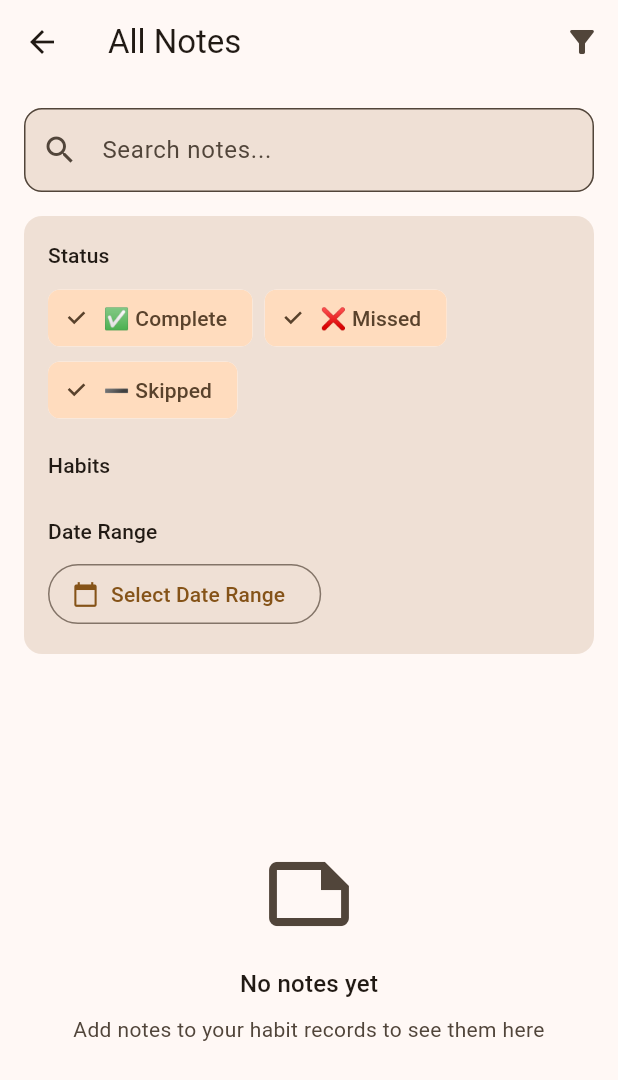
After one commit to PiyushPokharana/Health-Tracker, a Flutter app: the NotesListScreen screen opened directly, after a tap on the "filter alt" icon, on a phone screen of 412 x 824 dp. The commit adds this screen. Shown: the top 1080 px of the screen. Run offline on Flutter 3.47's test engine with Material 3 defaults, Android fonts, the phone set to English and light mode, and no system bars; our stand-ins replace sqflite, table_calendar; accounts and stored records are empty.

Commit message:
Phase 5 Completed

```diff
--- a/lib/screens/habit_detail_screen.dart
+++ b/lib/screens/habit_detail_screen.dart
@@ -6,6 +6,7 @@ import '../models/habit_manager.dart';
 import '../models/habit_record.dart';
 import '../widgets/day_detail_bottom_sheet.dart';
 import '../widgets/statistics_widget.dart';
+import 'notes_list_screen.dart';
 
 class HabitDetailScreen extends StatefulWidget {
   final Habit habit;
@@ -103,6 +104,22 @@ class _HabitDetailScreenState extends State<HabitDetailScreen> {
       appBar: AppBar(
         title: Text(widget.habit.name),
         actions: [
+          IconButton(
+            icon: const Icon(Icons.notes),
+            onPressed: () async {
+              await Navigator.push(
+                context,
+                MaterialPageRoute(
+                  builder: (context) => NotesListScreen(
+                    habitId: widget.habit.id!,
+                  ),
+                ),
+              );
+              // Refresh after returning from notes screen
+              await _loadRecords();
+            },
+            tooltip: 'View All Notes',
+          ),
           IconButton(
             icon: const Icon(Icons.show_chart),
             onPressed: () {
--- /dev/null
+++ b/lib/screens/notes_list_screen.dart
@@ -0,0 +1,541 @@
+import 'package:flutter/material.dart';
+import 'package:intl/intl.dart';
+import '../models/habit.dart';
+import '../models/habit_record.dart';
+import '../models/habit_manager.dart';
+import 'habit_detail_screen.dart';
+
+class NotesListScreen extends StatefulWidget {
+  final int? habitId; // Optional: if provided, show notes only for this habit
+
+  const NotesListScreen({
+    super.key,
+    this.habitId,
+  });
+
+  @override
+  State<NotesListScreen> createState() => _NotesListScreenState();
+}
+
+class _NotesListScreenState extends State<NotesListScreen> {
+  final HabitManager _habitManager = HabitManager();
+  final TextEditingController _searchController = TextEditingController();
+  String _searchQuery = '';
+  Set<HabitStatus> _selectedStatuses = {
+    HabitStatus.complete,
+    HabitStatus.missed,
+    HabitStatus.skipped,
+  };
+  Set<int> _selectedHabitIds = {};
+  DateTimeRange? _dateRange;
+  bool _showFilters = false;
+  bool _isLoading = true;
+
+  @override
+  void initState() {
+    super.initState();
+    _loadData();
+  }
+
+  Future<void> _loadData() async {
+    setState(() => _isLoading = true);
+    try {
+      final habits = await _habitManager.loadHabits();
+      setState(() {
+        // Initialize with all habits selected
+        if (widget.habitId != null) {
+          _selectedHabitIds.add(widget.habitId!);
+        } else {
+          _selectedHabitIds = habits.map((h) => h.id!).toSet();
+        }
+        _isLoading = false;
+      });
+    } catch (e) {
+      setState(() => _isLoading = false);
+    }
+  }
+
+  @override
+  void dispose() {
+    _searchController.dispose();
+    super.dispose();
+  }
+
+  Future<List<_NoteItem>> _getFilteredNotes() async {
+    List<_NoteItem> allNotes = [];
+
+    // Reload habits to ensure we have latest data
+    final habits = await _habitManager.loadHabits();
+
+    // Collect all notes from all habits
+    for (var habit in habits) {
+      if (!_selectedHabitIds.contains(habit.id)) continue;
+
+      final records = await _habitManager.getRecordsForHabit(habit.id!);
+      for (var record in records) {
+        if (record.note == null || record.note!.isEmpty) continue;
+        if (!_selectedStatuses.contains(record.status)) continue;
+
+        // Parse date string to DateTime for comparison
+        final recordDate = DateTime.parse(record.date);
+
+        // Date range filter
+        if (_dateRange != null) {
+          if (recordDate.isBefore(_dateRange!.start) ||
+              recordDate.isAfter(_dateRange!.end)) {
+            continue;
+          }
+        }
+
+        // Search filter
+        if (_searchQuery.isNotEmpty) {
+          final searchLower = _searchQuery.toLowerCase();
+          final noteContains = record.note!.toLowerCase().contains(searchLower);
+          final habitContains = habit.name.toLowerCase().contains(searchLower);
+          if (!noteContains && !habitContains) continue;
+        }
+
+        allNotes.add(_NoteItem(
+          habit: habit,
+          record: record,
+        ));
+      }
+    }
+
+    // Sort by date, most recent first
+    allNotes.sort((a, b) => b.record.date.compareTo(a.record.date));
+    return allNotes;
+  }
+
+  @override
+  Widget build(BuildContext context) {
+    final isFiltered = widget.habitId != null;
+
+    if (_isLoading) {
+      return Scaffold(
+        appBar: AppBar(
+          title: Text(isFiltered ? 'Habit Notes' : 'All Notes'),
+        ),
+        body: const Center(child: CircularProgressIndicator()),
+      );
+    }
+
+    return Scaffold(
+      appBar: AppBar(
+        title: Text(isFiltered ? 'Habit Notes' : 'All Notes'),
+        actions: [
+          IconButton(
+            icon: Icon(
+                _showFilters ? Icons.filter_alt : Icons.filter_alt_outlined),
+            onPressed: () {
+              setState(() {
+                _showFilters = !_showFilters;
+              });
+            },
+            tooltip: 'Filter',
+          ),
+        ],
+      ),
+      body: Column(
+        children: [
+          // Search Bar
+          Padding(
+            padding: const EdgeInsets.all(16.0),
+            child: TextField(
+              controller: _searchController,
+              decoration: InputDecoration(
+                hintText: 'Search notes...',
+                prefixIcon: const Icon(Icons.search),
+                suffixIcon: _searchQuery.isNotEmpty
+                    ? IconButton(
+                        icon: const Icon(Icons.clear),
+                        onPressed: () {
+                          setState(() {
+                            _searchController.clear();
+                            _searchQuery = '';
+                          });
+                        },
+                      )
+                    : null,
+                border: OutlineInputBorder(
+                  borderRadius: BorderRadius.circular(12),
+                ),
+                filled: true,
+              ),
+              onChanged: (value) {
+                setState(() {
+                  _searchQuery = value;
+                });
+              },
+            ),
+          ),
+
+          // Filter Panel
+          if (_showFilters) _buildFilterPanel(),
+
+          // Notes List
+          Expanded(
+            child: FutureBuilder<List<_NoteItem>>(
+              future: _getFilteredNotes(),
+              builder: (context, snapshot) {
+                if (snapshot.connectionState == ConnectionState.waiting) {
+                  return const Center(child: CircularProgressIndicator());
+                }
+
+                if (snapshot.hasError) {
+                  return Center(
+                    child: Text('Error: ${snapshot.error}'),
+                  );
+                }
+
+                final filteredNotes = snapshot.data ?? [];
+
+                if (filteredNotes.isEmpty) {
+                  return _buildEmptyState();
+                }
+
+                return ListView.builder(
+                  padding: const EdgeInsets.symmetric(horizontal: 16),
+                  itemCount: filteredNotes.length,
+                  itemBuilder: (context, index) {
+                    return _buildNoteCard(filteredNotes[index]);
+                  },
+                );
+              },
+            ),
+          ),
+        ],
+      ),
+    );
+  }
+
+  Widget _buildFilterPanel() {
+    return Container(
+      padding: const EdgeInsets.all(16),
+      margin: const EdgeInsets.symmetric(horizontal: 16),
+      decoration: BoxDecoration(
+        color: Theme.of(context).colorScheme.surfaceContainerHighest,
+        borderRadius: BorderRadius.circular(12),
+      ),
+      child: Column(
+        crossAxisAlignment: CrossAxisAlignment.start,
+        children: [
+          // Status Filter
+          Text(
+            'Status',
+            style: Theme.of(context).textTheme.titleSmall,
+          ),
+          const SizedBox(height: 8),
+          Wrap(
+            spacing: 8,
+            children: [
+              FilterChip(
+                label: const Row(
+                  mainAxisSize: MainAxisSize.min,
+                  children: [
+                    Text('✅ Complete'),
+                  ],
+                ),
+                selected: _selectedStatuses.contains(HabitStatus.complete),
+                onSelected: (selected) {
+                  setState(() {
+                    if (selected) {
+                      _selectedStatuses.add(HabitStatus.complete);
+                    } else {
+                      _selectedStatuses.remove(HabitStatus.complete);
+                    }
+                  });
+                },
+              ),
+              FilterChip(
+                label: const Row(
+                  mainAxisSize: MainAxisSize.min,
+                  children: [
+                    Text('❌ Missed'),
+                  ],
+                ),
+                selected: _selectedStatuses.contains(HabitStatus.missed),
+                onSelected: (selected) {
+                  setState(() {
+                    if (selected) {
+                      _selectedStatuses.add(HabitStatus.missed);
+                    } else {
+                      _selectedStatuses.remove(HabitStatus.missed);
+                    }
+                  });
+                },
+              ),
+              FilterChip(
+                label: const Row(
+                  mainAxisSize: MainAxisSize.min,
+                  children: [
+                    Text('➖ Skipped'),
+                  ],
+                ),
+                selected: _selectedStatuses.contains(HabitStatus.skipped),
+                onSelected: (selected) {
+                  setState(() {
+                    if (selected) {
+                      _selectedStatuses.add(HabitStatus.skipped);
+                    } else {
+                      _selectedStatuses.remove(HabitStatus.skipped);
+                    }
+                  });
+                },
+              ),
+            ],
+          ),
+
+          // Habit Filter (only show if viewing all habits)
+          if (widget.habitId == null) ...[
+            const SizedBox(height: 16),
+            Text(
+              'Habits',
+              style: Theme.of(context).textTheme.titleSmall,
+            ),
+            const SizedBox(height: 8),
+            FutureBuilder<List<Habit>>(
+              future: _habitManager.loadHabits(),
+              builder: (context, snapshot) {
+                if (!snapshot.hasData) {
+                  return const SizedBox.shrink();
+                }
+                return Wrap(
+                  spacing: 8,
+                  runSpacing: 8,
+                  children: snapshot.data!.map((habit) {
+                    return FilterChip(
+                      label: Text(habit.name),
+                      selected: _selectedHabitIds.contains(habit.id),
+                      onSelected: (selected) {
+                        setState(() {
+                          if (selected) {
+                            _selectedHabitIds.add(habit.id!);
+                          } else {
+                            _selectedHabitIds.remove(habit.id);
+                          }
+                        });
+                      },
+                    );
+                  }).toList(),
+                );
+              },
+            ),
+          ],
+
+          // Date Range Filter
+          const SizedBox(height: 16),
+          Row(
+            children: [
+              Text(
+                'Date Range',
+                style: Theme.of(context).textTheme.titleSmall,
+              ),
+              const SizedBox(width: 8),
+              if (_dateRange != null)
+                TextButton.icon(
+                  icon: const Icon(Icons.clear, size: 16),
+                  label: const Text('Clear'),
+                  onPressed: () {
+                    setState(() {
+                      _dateRange = null;
+                    });
+                  },
+                ),
+            ],
+          ),
+          const SizedBox(height: 8),
+          OutlinedButton.icon(
+            icon: const Icon(Icons.calendar_today),
+            label: Text(
+              _dateRange == null
+                  ? 'Select Date Range'
+                  : '${DateFormat.MMMd().format(_dateRange!.start)} - ${DateFormat.MMMd().format(_dateRange!.end)}',
+            ),
+            onPressed: () async {
+              final picked = await showDateRangePicker(
+                context: context,
+                firstDate: DateTime(2020),
+                lastDate: DateTime.now(),
+                initialDateRange: _dateRange,
+              );
+              if (picked != null) {
+                setState(() {
+                  _dateRange = picked;
+                });
+              }
+            },
+          ),
+        ],
+      ),
+    );
+  }
+
+  Widget _buildNoteCard(_NoteItem noteItem) {
+    final habit = noteItem.habit;
+    final record = noteItem.record;
+    final recordDate = DateTime.parse(record.date);
+    final isToday = DateUtils.isSameDay(recordDate, DateTime.now());
+
+    return Card(
+      margin: const EdgeInsets.only(bottom: 12),
+      child: InkWell(
+        borderRadius: BorderRadius.circular(12),
+        onTap: () async {
+          // Navigate to habit detail screen
+          await Navigator.push(
+            context,
+            MaterialPageRoute(
+              builder: (context) => HabitDetailScreen(
+                habit: habit,
+              ),
+            ),
+          );
+          // Refresh the list
+          setState(() {});
+        },
+        child: Padding(
+          padding: const EdgeInsets.all(16.0),
+          child: Column(
+            crossAxisAlignment: CrossAxisAlignment.start,
+            children: [
+              // Header: Habit name, date, status
+              Row(
+                children: [
+                  // Status Icon
+                  Container(
+                    width: 32,
+                    height: 32,
+                    decoration: BoxDecoration(
+                      color: _getStatusColor(record.status),
+                      shape: BoxShape.circle,
+                    ),
+                    child: Center(
+                      child: Text(
+                        _getStatusIcon(record.status),
+                        style: const TextStyle(fontSize: 16),
+                      ),
+                    ),
+                  ),
+                  const SizedBox(width: 12),
+                  Expanded(
+                    child: Column(
+                      crossAxisAlignment: CrossAxisAlignment.start,
+                      children: [
+                        Text(
+                          habit.name,
+                          style:
+                              Theme.of(context).textTheme.titleMedium?.copyWith(
+                                    fontWeight: FontWeight.bold,
+                                  ),
+                        ),
+                        Text(
+                          isToday
+                              ? 'Today'
+                              : DateFormat('EEEE, MMMM d, y')
+                                  .format(recordDate),
+                          style:
+                              Theme.of(context).textTheme.bodySmall?.copyWith(
+                                    color: Theme.of(context)
+                                        .colorScheme
+                                        .onSurfaceVariant,
+                                  ),
+                        ),
+                      ],
+                    ),
+                  ),
+                ],
+              ),
+              const SizedBox(height: 12),
+              // Note content
+              Container(
+                padding: const EdgeInsets.all(12),
+                decoration: BoxDecoration(
+                  color: Theme.of(context).colorScheme.surfaceContainerHighest,
+                  borderRadius: BorderRadius.circular(8),
+                ),
+                child: Row(
+                  crossAxisAlignment: CrossAxisAlignment.start,
+                  children: [
+                    const Text('📝', style: TextStyle(fontSize: 16)),
+                    const SizedBox(width: 8),
+                    Expanded(
+                      child: Text(
+                        record.note!,
+                        style: Theme.of(context).textTheme.bodyMedium,
+                      ),
+                    ),
+                  ],
+                ),
+              ),
+            ],
+          ),
+        ),
+      ),
+    );
+  }
+
+  Widget _buildEmptyState() {
+    return Center(
+      child: Column(
+        mainAxisAlignment: MainAxisAlignment.center,
+        children: [
+          Icon(
+            Icons.note_outlined,
+            size: 64,
+            color: Theme.of(context).colorScheme.onSurfaceVariant,
+          ),
+          const SizedBox(height: 16),
+          Text(
+            _searchQuery.isNotEmpty || _dateRange != null
+                ? 'No notes match your filters'
+                : 'No notes yet',
+            style: Theme.of(context).textTheme.titleMedium,
+          ),
+          const SizedBox(height: 8),
+          Text(
+            _searchQuery.isNotEmpty || _dateRange != null
+                ? 'Try adjusting your search or filters'
+                : 'Add notes to your habit records to see them here',
+            style: Theme.of(context).textTheme.bodyMedium?.copyWith(
+                  color: Theme.of(context).colorScheme.onSurfaceVariant,
+                ),
+            textAlign: TextAlign.center,
+          ),
+        ],
+      ),
+    );
+  }
+
+  Color _getStatusColor(HabitStatus status) {
+    switch (status) {
+      case HabitStatus.complete:
+        return Colors.green.shade100;
+      case HabitStatus.missed:
+        return Colors.red.shade100;
+      case HabitStatus.skipped:
+        return Colors.amber.shade100;
+    }
+  }
+
+  String _getStatusIcon(HabitStatus status) {
+    switch (status) {
+      case HabitStatus.complete:
+        return '✅';
+      case HabitStatus.missed:
+        return '❌';
+      case HabitStatus.skipped:
+        return '➖';
+    }
+  }
+}
+
+class _NoteItem {
+  final Habit habit;
+  final HabitRecord record;
+
+  _NoteItem({
+    required this.habit,
+    required this.record,
+  });
+}
```
Also changed, not shown: lib/screens/home_screen.dart (+15 -0 lines), 2 other files.
